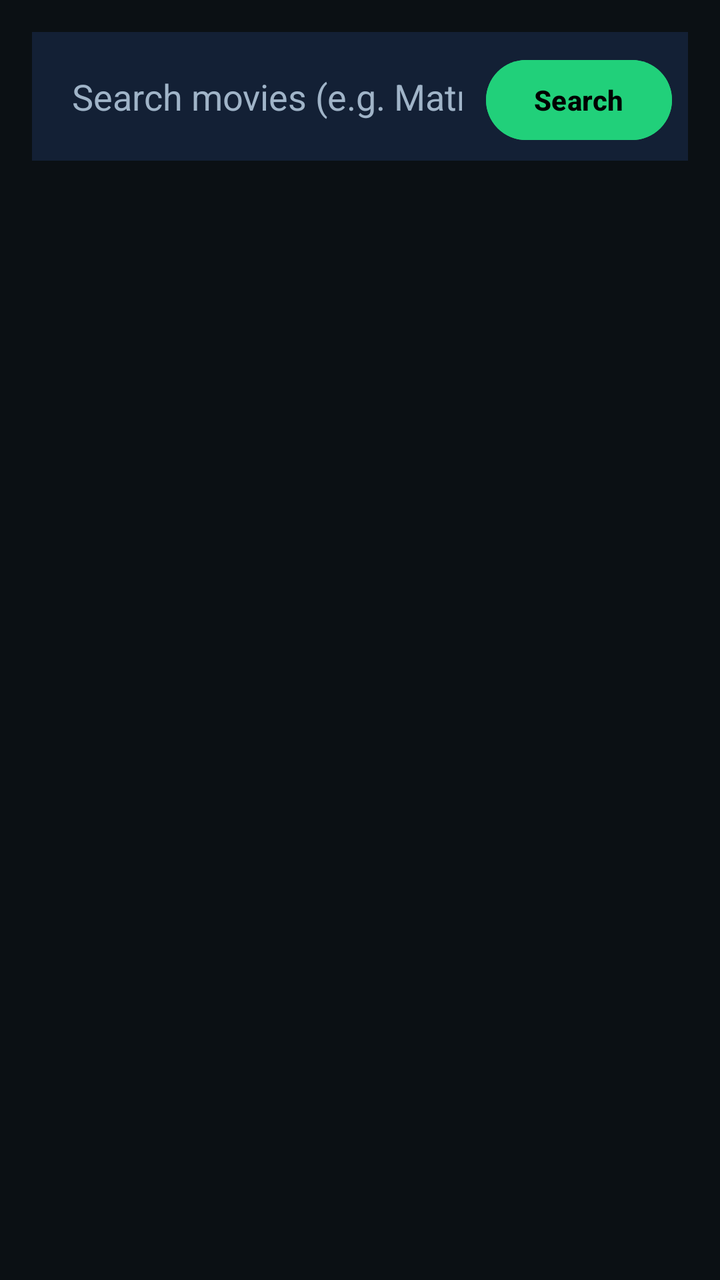
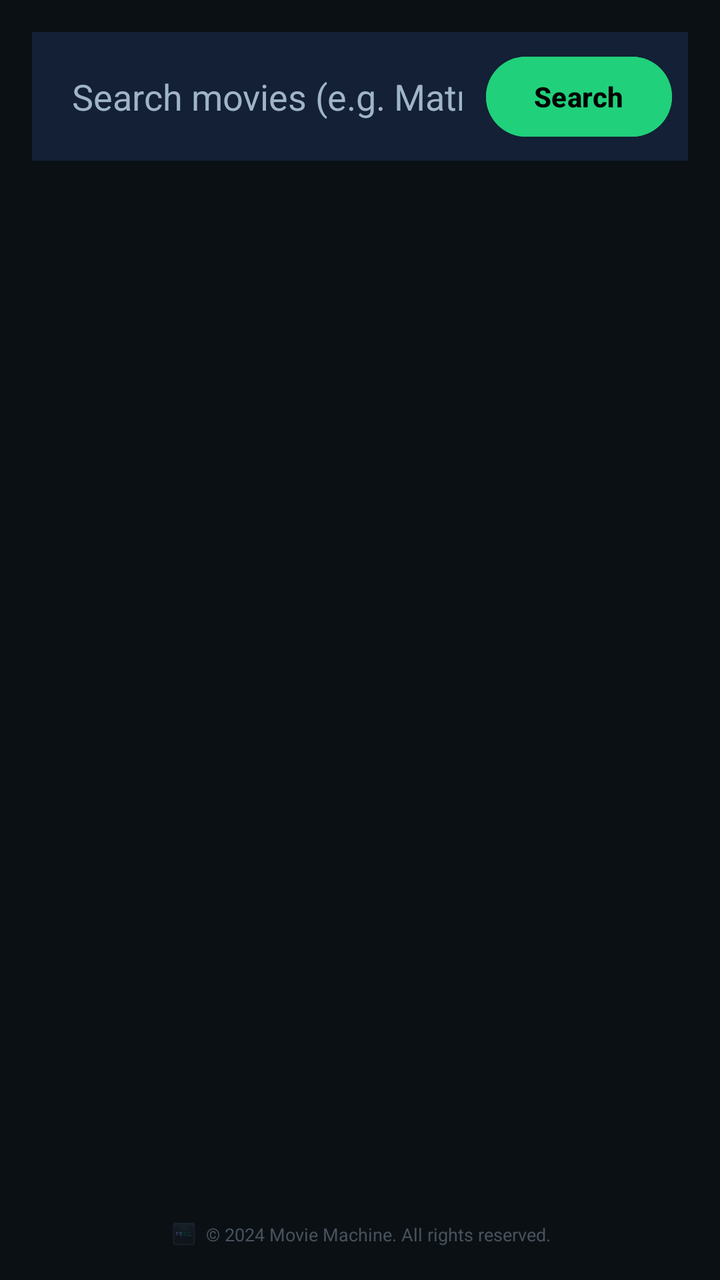

Before-and-after screenshots of an Android layout around one commit, followed by the original layout XML and the change that was made.
<!-- AndroidManifest.xml: application theme Theme.MovieMachine -->
<!-- res/layout/activity_search.xml -->
<?xml version="1.0" encoding="utf-8"?>
<LinearLayout xmlns:android="http://schemas.android.com/apk/res/android"
    android:layout_width="match_parent"
    android:layout_height="match_parent"
    android:orientation="vertical"
    android:background="#0b1014"
    android:padding="16dp">

    <LinearLayout
        android:layout_width="match_parent"
        android:layout_height="wrap_content"
        android:orientation="horizontal"
        android:background="#132035"
        android:padding="8dp">

        <EditText
            android:id="@+id/etSearchQuery"
            android:layout_width="0dp"
            android:layout_height="wrap_content"
            android:layout_weight="1"
            android:hint="@string/search_hint"
            android:textColorHint="#A0B4C8"
            android:textColor="#FFFFFF"
            android:background="@android:color/transparent"
            android:padding="12dp"
            android:inputType="text" />

        <Button
            android:id="@+id/btnDoSearch"
            android:layout_width="wrap_content"
            android:layout_height="wrap_content"
            android:text="@string/search_button"
            android:backgroundTint="#21D07A"
            android:textColor="#000000"
            android:textStyle="bold" />
    </LinearLayout>

    <ProgressBar
        android:id="@+id/pbSearchLoading"
        android:layout_width="wrap_content"
        android:layout_height="wrap_content"
        android:layout_gravity="center"
        android:layout_marginTop="20dp"
        android:visibility="gone" />

    <androidx.recyclerview.widget.RecyclerView
        android:id="@+id/rvSearchResults"
        android:layout_width="match_parent"
        android:layout_height="match_parent"
        android:layout_marginTop="16dp" />

</LinearLayout>
<!-- resources referenced by this layout -->
<resources>
  <string name="search_button">Search</string>
  <string name="search_hint">Search movies (e.g. Matrix)</string>
  <style name="Theme.MovieMachine" parent="Base.Theme.MovieMachine" />
  <style name="Base.Theme.MovieMachine" parent="Theme.Material3.DayNight.NoActionBar">
          
          
      </style>
</resources>

<!-- the commit's change to res/layout/activity_search.xml (unified diff, before → after) -->
@@ -1,29 +1,35 @@
 <?xml version="1.0" encoding="utf-8"?>
-<LinearLayout xmlns:android="http://schemas.android.com/apk/res/android"
+<androidx.constraintlayout.widget.ConstraintLayout xmlns:android="http://schemas.android.com/apk/res/android"
+    xmlns:app="http://schemas.android.com/apk/res-auto"
     android:layout_width="match_parent"
     android:layout_height="match_parent"
-    android:orientation="vertical"
     android:background="#0b1014"
     android:padding="16dp">
 
-    <LinearLayout
-        android:layout_width="match_parent"
+    <androidx.constraintlayout.widget.ConstraintLayout
+        android:id="@+id/searchContainer"
+        android:layout_width="0dp"
         android:layout_height="wrap_content"
-        android:orientation="horizontal"
         android:background="#132035"
-        android:padding="8dp">
+        android:padding="8dp"
+        app:layout_constraintTop_toTopOf="parent"
+        app:layout_constraintStart_toStartOf="parent"
+        app:layout_constraintEnd_toEndOf="parent">
 
         <EditText
             android:id="@+id/etSearchQuery"
             android:layout_width="0dp"
             android:layout_height="wrap_content"
-            android:layout_weight="1"
             android:hint="@string/search_hint"
             android:textColorHint="#A0B4C8"
             android:textColor="#FFFFFF"
             android:background="@android:color/transparent"
             android:padding="12dp"
-            android:inputType="text" />
+            android:inputType="text"
+            app:layout_constraintTop_toTopOf="parent"
+            app:layout_constraintBottom_toBottomOf="parent"
+            app:layout_constraintStart_toStartOf="parent"
+            app:layout_constraintEnd_toStartOf="@id/btnDoSearch" />
 
         <Button
             android:id="@+id/btnDoSearch"
@@ -32,21 +38,63 @@
             android:text="@string/search_button"
             android:backgroundTint="#21D07A"
             android:textColor="#000000"
-            android:textStyle="bold" />
-    </LinearLayout>
+            android:textStyle="bold"
+            app:layout_constraintTop_toTopOf="parent"
+            app:layout_constraintBottom_toBottomOf="parent"
+            app:layout_constraintEnd_toEndOf="parent" />
+    </androidx.constraintlayout.widget.ConstraintLayout>
 
     <ProgressBar
         android:id="@+id/pbSearchLoading"
         android:layout_width="wrap_content"
         android:layout_height="wrap_content"
-        android:layout_gravity="center"
-        android:layout_marginTop="20dp"
-        android:visibility="gone" />
+        android:visibility="gone"
+        app:layout_constraintTop_toBottomOf="@id/searchContainer"
+        app:layout_constraintStart_toStartOf="parent"
+        app:layout_constraintEnd_toEndOf="parent"
+        android:layout_marginTop="20dp" />
 
     <androidx.recyclerview.widget.RecyclerView
         android:id="@+id/rvSearchResults"
-        android:layout_width="match_parent"
-        android:layout_height="match_parent"
-        android:layout_marginTop="16dp" />
+        android:layout_width="0dp"
+        android:layout_height="0dp"
+        android:layout_marginTop="16dp"
+        app:layout_constraintTop_toBottomOf="@id/searchContainer"
+        app:layout_constraintBottom_toTopOf="@id/layoutSearchCopyright"
+        app:layout_constraintStart_toStartOf="parent"
+        app:layout_constraintEnd_toEndOf="parent" />
 
-</LinearLayout>
+    
+    <androidx.constraintlayout.widget.ConstraintLayout
+        android:id="@+id/layoutSearchCopyright"
+        android:layout_width="wrap_content"
+        android:layout_height="wrap_content"
+        android:layout_marginTop="8dp"
+        android:alpha="0.4"
+        app:layout_constraintBottom_toBottomOf="parent"
+        app:layout_constraintStart_toStartOf="parent"
+        app:layout_constraintEnd_toEndOf="parent">
+
+        <ImageView
+            android:id="@+id/imgSearchCopyrightLogo"
+            android:layout_width="14dp"
+            android:layout_height="14dp"
+            android:src="@drawable/ic_logo"
+            app:layout_constraintStart_toStartOf="parent"
+            app:layout_constraintTop_toTopOf="parent"
+            app:layout_constraintBottom_toBottomOf="parent" />
+
+        <TextView
+            android:id="@+id/tvSearchCopyright"
+            android:layout_width="wrap_content"
+            android:layout_height="wrap_content"
+            android:layout_marginStart="4dp"
+            android:text="@string/copyright_text"
+            android:textColor="#A0B4C8"
+            android:textSize="9sp"
+            app:layout_constraintStart_toEndOf="@id/imgSearchCopyrightLogo"
+            app:layout_constraintTop_toTopOf="parent"
+            app:layout_constraintBottom_toBottomOf="parent" />
+    </androidx.constraintlayout.widget.ConstraintLayout>
+
+</androidx.constraintlayout.widget.ConstraintLayout>
<!-- resource entries referenced after the edit -->
@@ -1,5 +1,7 @@
 <!-- resources referenced by this layout -->
 <resources>
+  <!-- drawable ic_logo: png bitmap (drawable, 119477 bytes) -->
+  <string name="copyright_text">© 2024 Movie Machine. All rights reserved.</string>
   <string name="search_button">Search</string>
   <string name="search_hint">Search movies (e.g. Matrix)</string>
   <style name="Theme.MovieMachine" parent="Base.Theme.MovieMachine" />
